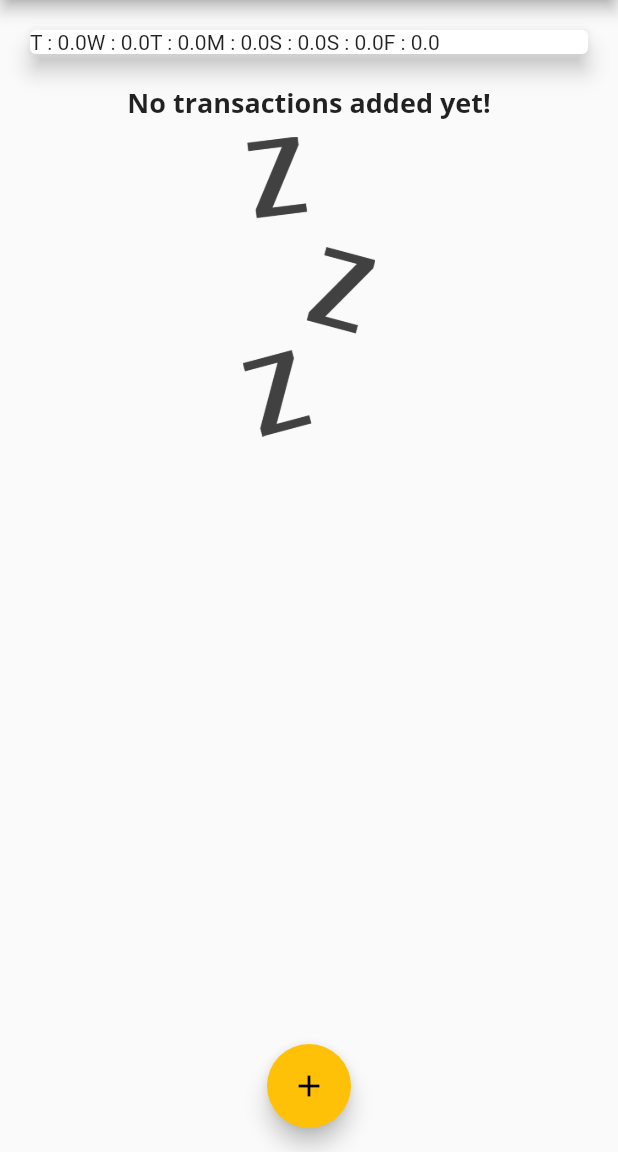
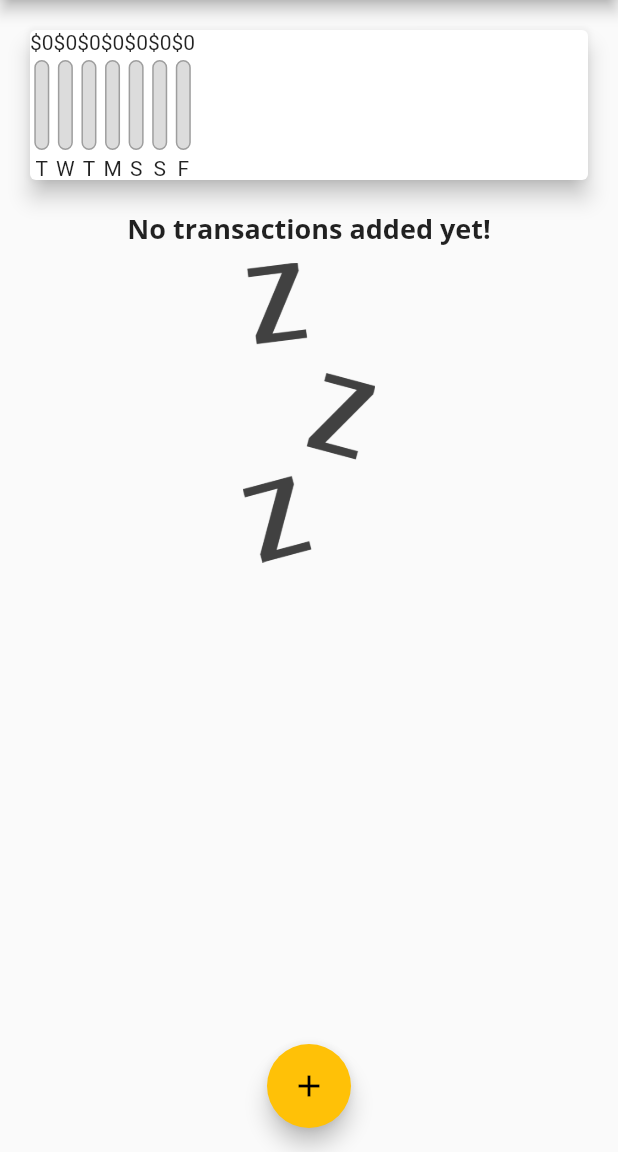
Before and after one commit to w9wen/personal_expenses_app, a Flutter app: the screen it shows after launch, on a phone screen of 412 x 824 dp, the part 84-1236 px from its top. Run offline on Flutter 3.47's test engine with Material 2 defaults, Android fonts, the phone set to English and light mode, and no system bars.

Commit message:
lamp($APP) Populating the Chart with Values.

```diff
--- a/lib/widgets/chart.dart
+++ b/lib/widgets/chart.dart
@@ -3,6 +3,8 @@ import 'package:flutter/material.dart';
 import '../models/transaction.dart';
 
 import 'package:intl/intl.dart';
+
+import 'chart_bar.dart';
 
 class Chart extends StatelessWidget {
   final List<Transaction> recentTransactions;
@@ -25,13 +27,17 @@ class Chart extends StatelessWidget {
         }
       }
 
-      print(DateFormat.E().format(weekDay));
-      print(totalSum);
-
       return {
         "day": DateFormat.E().format(weekDay).substring(0, 1),
         "amount": totalSum,
       };
+    });
+  }
+
+  double get totalSpending {
+    return groupedTransactionValues.fold(0.0, (previousValue, element) {
+      var amount = element["amount"] as double;
+      return previousValue + amount;
     });
   }
 
@@ -43,7 +49,14 @@ class Chart extends StatelessWidget {
       child: Row(
         children: groupedTransactionValues.map((e) {
           // return Text("test");
-          return Text("${e["day"]} : ${e["amount"]}");
+          // return Text("${e["day"]} : ${e["amount"]}");
+          return CartBar(
+            spendingAmount: e["amount"] as double,
+            label: e["day"].toString(),
+            spendingPctOfTotal: totalSpending == 0.0
+                ? 0.0
+                : (e["amount"] as double) / totalSpending,
+          );
         }).toList(),
       ),
     );
```
